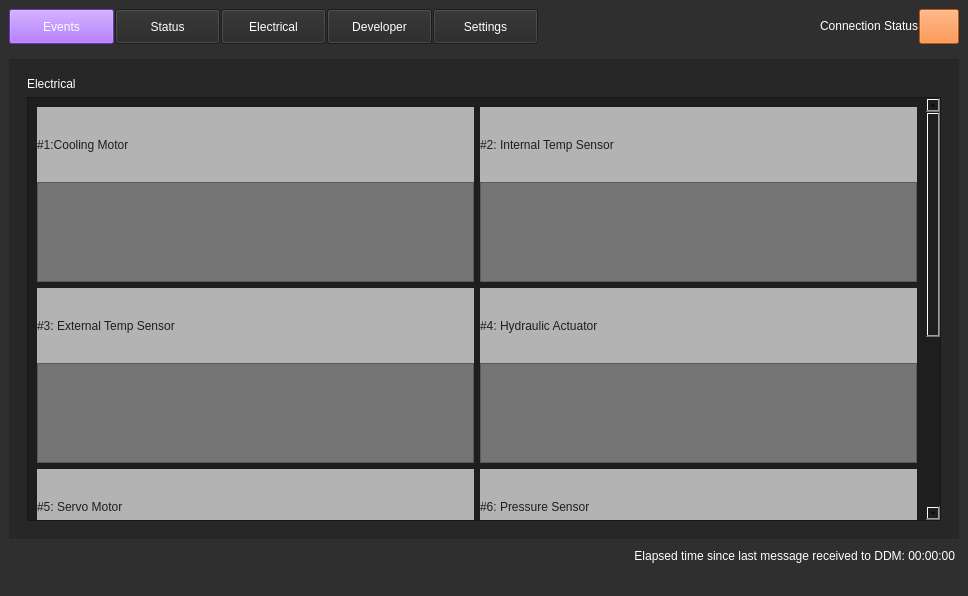
Before: the Qt Designer form weapon-system-support-software/mainwindow.ui in Team-Controller-NAU/Controller, drawn with Qt 5.
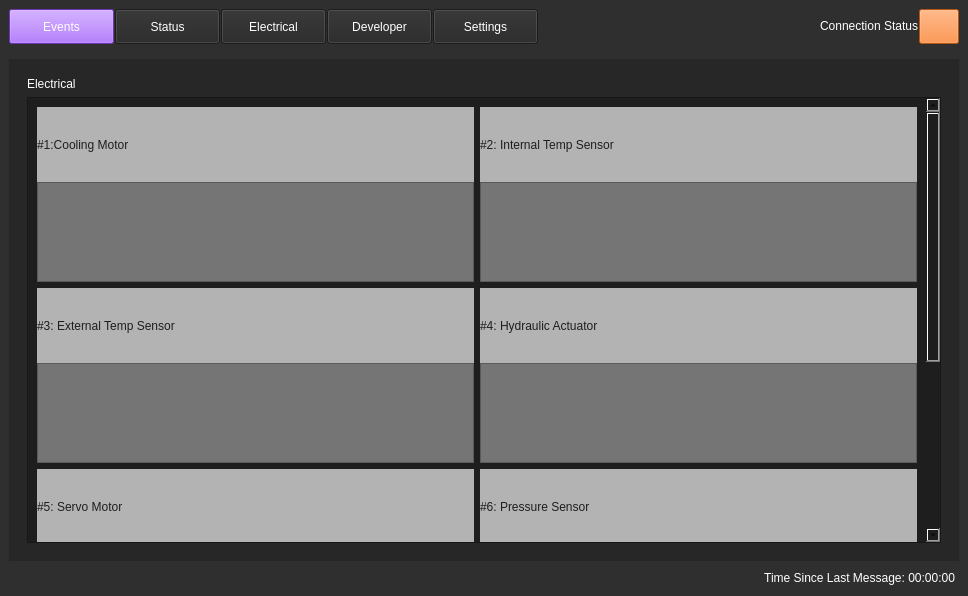
After: the same form once the commit is applied. The open tabs and pages were chosen to show the change.

Commit message: resolved issue #8 without build folder

```diff
--- a/weapon-system-support-software/mainwindow.ui
+++ b/weapon-system-support-software/mainwindow.ui
@@ -1216,7 +1216,7 @@
                  <rect>
                   <x>0</x>
                   <y>0</y>
-                  <width>614</width>
+                  <width>896</width>
                   <height>744</height>
                  </rect>
                 </property>
@@ -2115,7 +2115,7 @@
 li.unchecked::marker { content: &quot;\2610&quot;; }
 li.checked::marker { content: &quot;\2612&quot;; }
 &lt;/style&gt;&lt;/head&gt;&lt;body style=&quot; font-family:'Segoe UI'; font-size:9pt; font-weight:400; font-style:normal;&quot;&gt;
-&lt;p align=&quot;right&quot; style=&quot; margin-top:0px; margin-bottom:0px; margin-left:0px; margin-right:0px; -qt-block-indent:0; text-indent:0px;&quot;&gt;Elapsed time since last message received to DDM: 00:00:00&lt;/p&gt;&lt;/body&gt;&lt;/html&gt;</string>
+&lt;p align=&quot;right&quot; style=&quot; margin-top:0px; margin-bottom:0px; margin-left:0px; margin-right:0px; -qt-block-indent:0; text-indent:0px;&quot;&gt;Time Since Last Message: 00:00:00&lt;/p&gt;&lt;/body&gt;&lt;/html&gt;</string>
       </property>
       <property name="placeholderText">
        <string/>
@@ -2134,7 +2134,6 @@
     </rect>
    </property>
   </widget>
-  <widget class="QStatusBar" name="statusbar"/>
  </widget>
  <resources/>
  <connections/>
```
Left out of the diff: 2 changed lines with no effect on the pictures. The commit also changes 1 other file.
